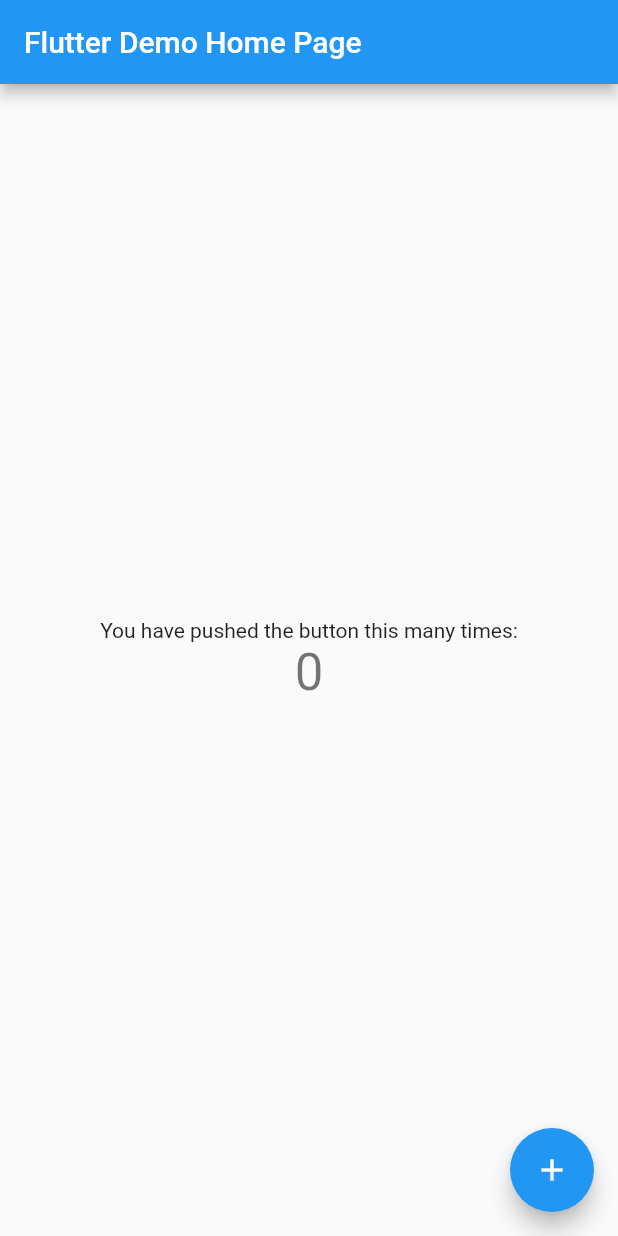
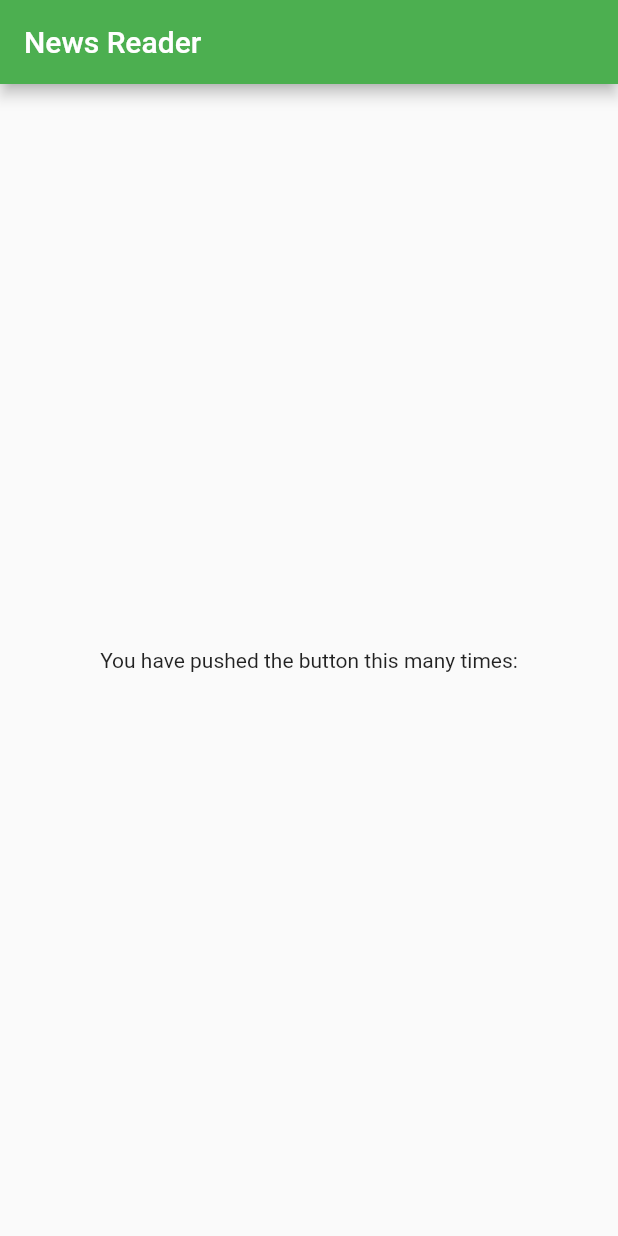
Before and after one commit to vasilevkin/flutter_news_reader, a Flutter app: the screen it shows after launch, on a phone screen of 412 x 824 dp. Run offline on Flutter 3.47's test engine with Material 2 defaults, Android fonts, the phone set to English and light mode, and no system bars.

Commit message:
Rename home page and move it to separate file.

```diff
--- /dev/null
+++ b/lib/NewsHomePage.dart
@@ -0,0 +1,42 @@
+import 'package:flutter/material.dart';
+
+class NewsHomePage extends StatefulWidget {
+  NewsHomePage({Key key, this.title}) : super(key: key);
+
+  // This widget is the home page of your application. It is stateful, meaning
+  // that it has a State object (defined below) that contains fields that affect
+  // how it looks.
+
+  // This class is the configuration for the state. It holds the values (in this
+  // case the title) provided by the parent (in this case the App widget) and
+  // used by the build method of the State. Fields in a Widget subclass are
+  // always marked "final".
+
+  final String title;
+
+  @override
+  _NewsHomePageState createState() => _NewsHomePageState();
+}
+
+class _NewsHomePageState extends State<NewsHomePage> {
+  @override
+  Widget build(BuildContext context) {
+    return Scaffold(
+      appBar: AppBar(
+        // Here we take the value from the MyHomePage object that was created by
+        // the App.build method, and use it to set our appbar title.
+        title: Text(widget.title),
+      ),
+      body: Center(
+        child: Column(
+          mainAxisAlignment: MainAxisAlignment.center,
+          children: <Widget>[
+            Text(
+              'You have pushed the button this many times:',
+            ),
+          ],
+        ),
+      ),
+    );
+  }
+}
--- a/lib/main.dart
+++ b/lib/main.dart
@@ -1,111 +1,18 @@
 import 'package:flutter/material.dart';
+import 'package:flutter_news_reader/NewsHomePage.dart';
 
-void main() => runApp(MyApp());
+void main() => runApp(NewsReaderApp());
 
-class MyApp extends StatelessWidget {
+class NewsReaderApp extends StatelessWidget {
   // This widget is the root of your application.
   @override
   Widget build(BuildContext context) {
     return MaterialApp(
-      title: 'Flutter Demo',
+      title: 'Flutter News Reader',
       theme: ThemeData(
-        // This is the theme of your application.
-        //
-        // Try running your application with "flutter run". You'll see the
-        // application has a blue toolbar. Then, without quitting the app, try
-        // changing the primarySwatch below to Colors.green and then invoke
-        // "hot reload" (press "r" in the console where you ran "flutter run",
-        // or simply save your changes to "hot reload" in a Flutter IDE).
-        // Notice that the counter didn't reset back to zero; the application
-        // is not restarted.
-        primarySwatch: Colors.blue,
+        primarySwatch: Colors.green,
       ),
-      home: MyHomePage(title: 'Flutter Demo Home Page'),
+      home: NewsHomePage(title: 'News Reader'),
     );
   }
 }
-
-class MyHomePage extends StatefulWidget {
-  MyHomePage({Key key, this.title}) : super(key: key);
-
-  // This widget is the home page of your application. It is stateful, meaning
-  // that it has a State object (defined below) that contains fields that affect
-  // how it looks.
-
-  // This class is the configuration for the state. It holds the values (in this
-  // case the title) provided by the parent (in this case the App widget) and
-  // used by the build method of the State. Fields in a Widget subclass are
-  // always marked "final".
-
-  final String title;
-
-  @override
-  _MyHomePageState createState() => _MyHomePageState();
-}
-
-class _MyHomePageState extends State<MyHomePage> {
-  int _counter = 0;
-
-  void _incrementCounter() {
-    setState(() {
-      // This call to setState tells the Flutter framework that something has
-      // changed in this State, which causes it to rerun the build method below
-      // so that the display can reflect the updated values. If we changed
-      // _counter without calling setState(), then the build method would not be
-      // called again, and so nothing would appear to happen.
-      _counter++;
-    });
-  }
-
-  @override
-  Widget build(BuildContext context) {
-    // This method is rerun every time setState is called, for instance as done
-    // by the _incrementCounter method above.
-    //
-    // The Flutter framework has been optimized to make rerunning build methods
-    // fast, so that you can just rebuild anything that needs updating rather
-    // than having to individually change instances of widgets.
-    return Scaffold(
-      appBar: AppBar(
-        // Here we take the value from the MyHomePage object that was created by
-        // the App.build method, and use it to set our appbar title.
-        title: Text(widget.title),
-      ),
-      body: Center(
-        // Center is a layout widget. It takes a single child and positions it
-        // in the middle of the parent.
-        child: Column(
-          // Column is also layout widget. It takes a list of children and
-          // arranges them vertically. By default, it sizes itself to fit its
-          // children horizontally, and tries to be as tall as its parent.
-          //
-          // Invoke "debug painting" (press "p" in the console, choose the
-          // "Toggle Debug Paint" action from the Flutter Inspector in Android
-          // Studio, or the "Toggle Debug Paint" command in Visual Studio Code)
-          // to see the wireframe for each widget.
-          //
-          // Column has various properties to control how it sizes itself and
-          // how it positions its children. Here we use mainAxisAlignment to
-          // center the children vertically; the main axis here is the vertical
-          // axis because Columns are vertical (the cross axis would be
-          // horizontal).
-          mainAxisAlignment: MainAxisAlignment.center,
-          children: <Widget>[
-            Text(
-              'You have pushed the button this many times:',
-            ),
-            Text(
-              '$_counter',
-              style: Theme.of(context).textTheme.display1,
-            ),
-          ],
-        ),
-      ),
-      floatingActionButton: FloatingActionButton(
-        onPressed: _incrementCounter,
-        tooltip: 'Increment',
-        child: Icon(Icons.add),
-      ), // This trailing comma makes auto-formatting nicer for build methods.
-    );
-  }
-}
```
Also changed, not shown: 2 other files.
